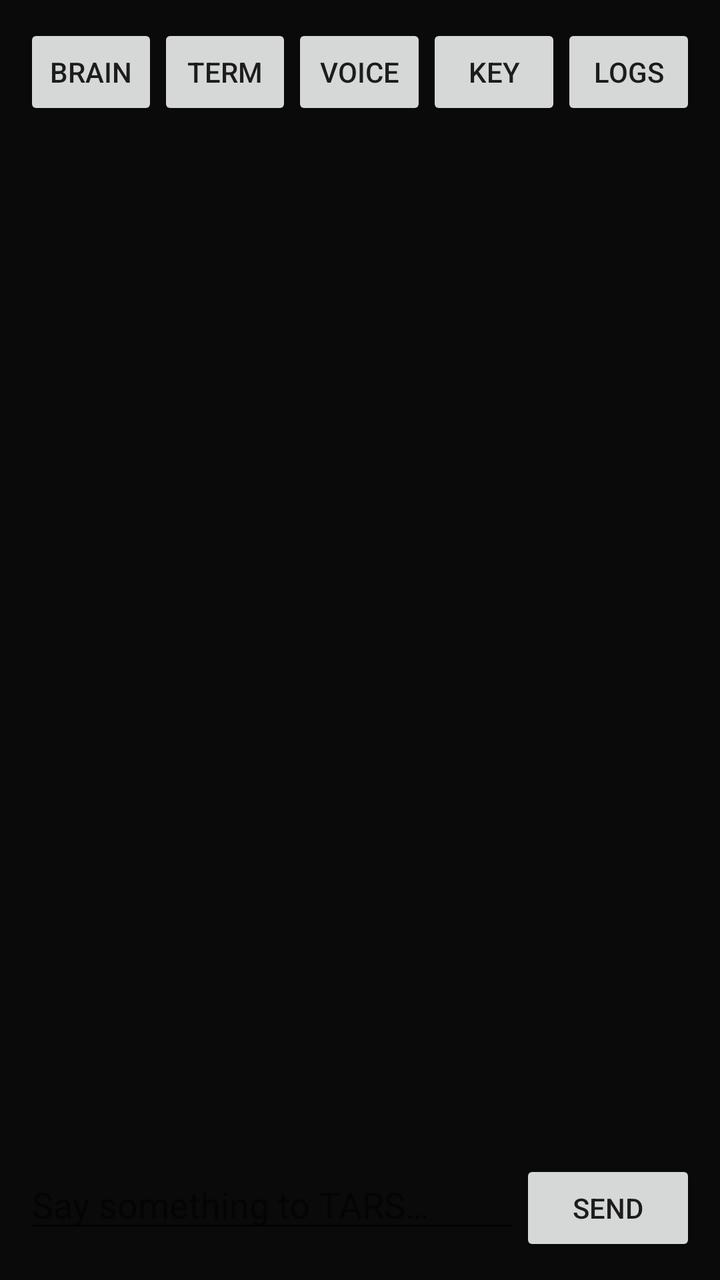
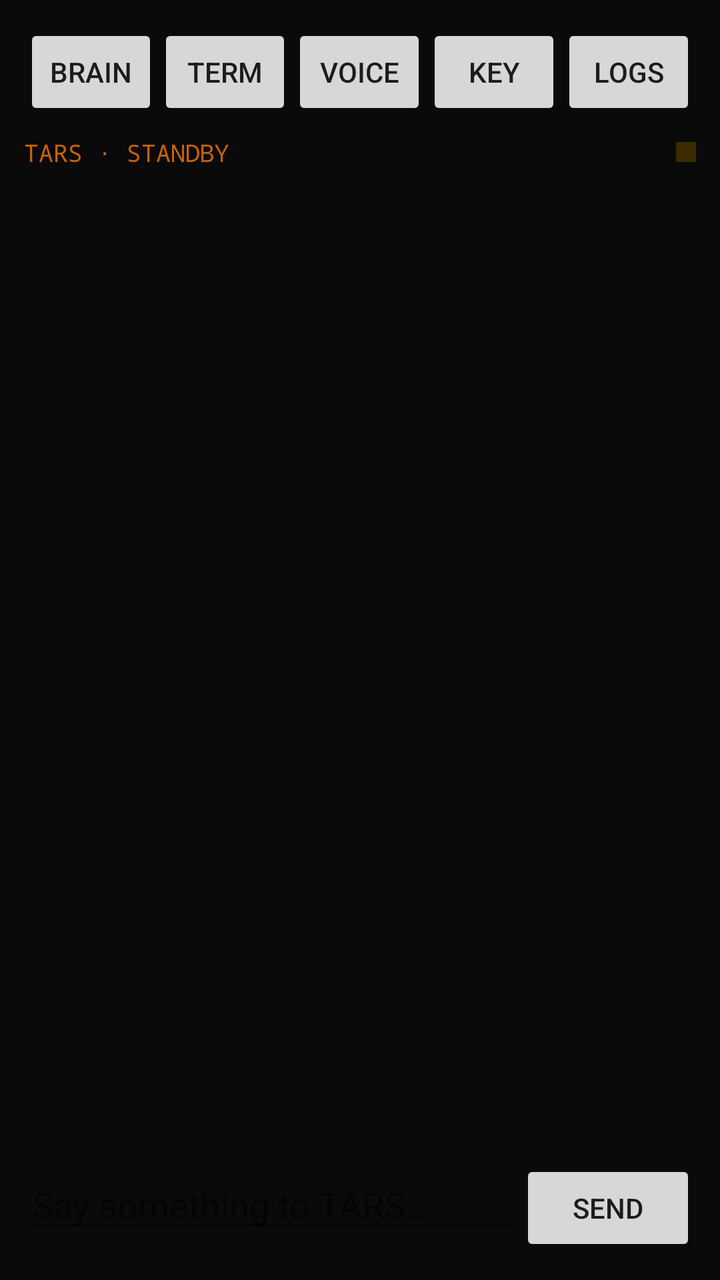

Compare the two renders of this Android layout. The source of the first and the diff that turns it into the second are given below.
<!-- AndroidManifest.xml: application theme Theme.AppCompat.DayNight -->
<!-- res/layout/activity_main.xml -->
<?xml version="1.0" encoding="utf-8"?>
<LinearLayout xmlns:android="http://schemas.android.com/apk/res/android"
    android:layout_width="match_parent"
    android:layout_height="match_parent"
    android:orientation="vertical"
    android:background="#FF0A0A0A"
    android:padding="12dp">

    <LinearLayout
        android:layout_width="match_parent"
        android:layout_height="wrap_content"
        android:orientation="horizontal"
        android:paddingBottom="6dp">

        <Button
            android:id="@+id/brain"
            android:layout_width="0dp"
            android:layout_height="wrap_content"
            android:layout_weight="1"
            android:minWidth="0dp"
            android:text="@string/brain" />

        <Button
            android:id="@+id/terminal"
            android:layout_width="0dp"
            android:layout_height="wrap_content"
            android:layout_weight="1"
            android:minWidth="0dp"
            android:text="@string/terminal" />

        <Button
            android:id="@+id/voice"
            android:layout_width="0dp"
            android:layout_height="wrap_content"
            android:layout_weight="1"
            android:minWidth="0dp"
            android:text="@string/voice" />

        <Button
            android:id="@+id/key"
            android:layout_width="0dp"
            android:layout_height="wrap_content"
            android:layout_weight="1"
            android:minWidth="0dp"
            android:text="@string/key" />

        <Button
            android:id="@+id/logs"
            android:layout_width="0dp"
            android:layout_height="wrap_content"
            android:layout_weight="1"
            android:minWidth="0dp"
            android:text="@string/logs" />
    </LinearLayout>

    <ScrollView
        android:id="@+id/scroll"
        android:layout_width="match_parent"
        android:layout_height="0dp"
        android:layout_weight="1">

        <TextView
            android:id="@+id/log"
            android:layout_width="match_parent"
            android:layout_height="wrap_content"
            android:textSize="16sp"
            android:fontFamily="monospace"
            android:textColor="#FFFFB000"
            android:textIsSelectable="true" />
    </ScrollView>

    <LinearLayout
        android:layout_width="match_parent"
        android:layout_height="wrap_content"
        android:orientation="horizontal"
        android:paddingTop="8dp">

        <EditText
            android:id="@+id/input"
            android:layout_width="0dp"
            android:layout_height="wrap_content"
            android:layout_weight="1"
            android:hint="@string/input_hint"
            android:inputType="textShortMessage|textMultiLine"
            android:maxLines="4" />

        <Button
            android:id="@+id/send"
            android:layout_width="wrap_content"
            android:layout_height="wrap_content"
            android:text="@string/send" />
    </LinearLayout>
</LinearLayout>
<!-- resources referenced by this layout -->
<resources>
  <string name="brain">Brain</string>
  <string name="input_hint">Say something to TARS…</string>
  <string name="key">Key</string>
  <string name="logs">Logs</string>
  <string name="send">Send</string>
  <string name="terminal">Term</string>
  <string name="voice">Voice</string>
</resources>

<!-- the commit's change to res/layout/activity_main.xml (unified diff, before → after) -->
@@ -53,6 +53,32 @@
             android:text="@string/logs" />
     </LinearLayout>
 
+    <LinearLayout
+        android:layout_width="match_parent"
+        android:layout_height="wrap_content"
+        android:orientation="horizontal"
+        android:gravity="center_vertical"
+        android:paddingTop="2dp"
+        android:paddingBottom="6dp">
+
+        <TextView
+            android:id="@+id/status"
+            android:layout_width="0dp"
+            android:layout_height="wrap_content"
+            android:layout_weight="1"
+            android:fontFamily="monospace"
+            android:textSize="12sp"
+            android:textColor="#FFC56306"
+            android:text="TARS · STANDBY" />
+
+        <View
+            android:id="@+id/cue"
+            android:layout_width="10dp"
+            android:layout_height="10dp"
+            android:layout_marginStart="8dp"
+            android:background="#FF3A2A00" />
+    </LinearLayout>
+
     <ScrollView
         android:id="@+id/scroll"
         android:layout_width="match_parent"
@@ -68,6 +94,14 @@
             android:textColor="#FFFFB000"
             android:textIsSelectable="true" />
     </ScrollView>
+
+    <LinearLayout
+        android:id="@+id/vu"
+        android:layout_width="match_parent"
+        android:layout_height="22dp"
+        android:orientation="horizontal"
+        android:gravity="bottom"
+        android:paddingTop="4dp" />
 
     <LinearLayout
         android:layout_width="match_parent"
